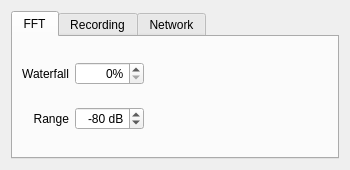
The window that src/qtgui/audio_options.ui (gqrx-sdr/gqrx) describes before a commit, drawn with Qt 5.
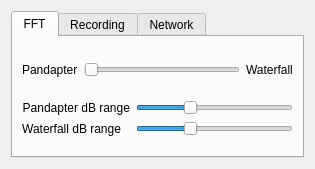
The same window after the commit. Icons and pictures are not drawn. Custom widgets are drawn as their Qt base class.

Commit message: Use CTK slider for audio FFT.

The edit to the form file:
```diff
--- a/src/qtgui/audio_options.ui
+++ b/src/qtgui/audio_options.ui
@@ -6,8 +6,8 @@
    <rect>
     <x>0</x>
     <y>0</y>
-    <width>350</width>
-    <height>170</height>
+    <width>315</width>
+    <height>169</height>
    </rect>
   </property>
   <property name="windowTitle">
@@ -30,47 +30,85 @@
       <attribute name="toolTip">
        <string>Audio FFT settings</string>
       </attribute>
-      <layout class="QGridLayout" name="gridLayout_2">
-       <item row="0" column="0">
-        <widget class="QLabel" name="splitLable">
+      <layout class="QVBoxLayout" name="verticalLayout_4">
+       <item>
+        <layout class="QHBoxLayout" name="horizontalLayout_2">
+         <item>
+          <widget class="QLabel" name="fftSplitLabel1">
+           <property name="toolTip">
+            <string>Adjust split between pandapter and waterfall</string>
+           </property>
+           <property name="text">
+            <string>Pandapter</string>
+           </property>
+          </widget>
+         </item>
+         <item>
+          <widget class="QSlider" name="fftSplitSlider">
+           <property name="toolTip">
+            <string>Adjust split between pandapter and waterfall</string>
+           </property>
+           <property name="maximum">
+            <number>100</number>
+           </property>
+           <property name="orientation">
+            <enum>Qt::Horizontal</enum>
+           </property>
+          </widget>
+         </item>
+         <item>
+          <widget class="QLabel" name="fftSplitLabel2">
+           <property name="toolTip">
+            <string>Adjust split between pandapter and waterfall</string>
+           </property>
          <property name="text">
           <string>Waterfall</string>
          </property>
+          </widget>
+         </item>
+        </layout>
+       </item>
+       <item>
+        <layout class="QFormLayout" name="formLayout">
+         <item row="0" column="0">
+          <widget class="QLabel" name="pandRangeLabel">
+           <property name="toolTip">
+            <string>Adjust dB range on the pandapter</string>
+           </property>
+           <property name="text">
+            <string>Pandapter dB range</string>
+           </property>
          <property name="alignment">
           <set>Qt::AlignRight|Qt::AlignTrailing|Qt::AlignVCenter</set>
          </property>
         </widget>
        </item>
        <item row="0" column="1">
-        <widget class="QSpinBox" name="splitSpinBox">
-         <property name="alignment">
-          <set>Qt::AlignRight|Qt::AlignTrailing|Qt::AlignVCenter</set>
-         </property>
-         <property name="suffix">
-          <string>%</string>
+          <widget class="ctkRangeSlider" name="pandRangeSlider">
+           <property name="toolTip">
+            <string>Adjust dB range on the pandapter</string>
+           </property>
+           <property name="minimum">
+            <number>-120</number>
          </property>
          <property name="maximum">
-          <number>100</number>
-         </property>
-        </widget>
-       </item>
-       <item row="0" column="2">
-        <spacer name="horizontalSpacer">
+            <number>0</number>
+           </property>
+           <property name="value">
+            <number>-80</number>
+           </property>
          <property name="orientation">
           <enum>Qt::Horizontal</enum>
          </property>
-         <property name="sizeHint" stdset="0">
-          <size>
-           <width>166</width>
-           <height>20</height>
-          </size>
-         </property>
-        </spacer>
+          </widget>
        </item>
        <item row="1" column="0">
-        <widget class="QLabel" name="rangeLabel">
+          <widget class="QLabel" name="wfRangeLabel">
+           <property name="toolTip">
+            <string>Adjust dB range on the waterfall</string>
+           </property>
          <property name="text">
-          <string>Range</string>
+            <string>Waterfall dB range</string>
          </property>
          <property name="alignment">
           <set>Qt::AlignRight|Qt::AlignTrailing|Qt::AlignVCenter</set>
@@ -78,36 +116,25 @@
         </widget>
        </item>
        <item row="1" column="1">
-        <widget class="QSpinBox" name="scaleSpinBox">
-         <property name="alignment">
-          <set>Qt::AlignRight|Qt::AlignTrailing|Qt::AlignVCenter</set>
-         </property>
-         <property name="suffix">
-          <string> dB</string>
+          <widget class="ctkRangeSlider" name="wfRangeSlider">
+           <property name="toolTip">
+            <string>Adjust dB range on the waterfall</string>
          </property>
          <property name="minimum">
-          <number>-150</number>
+            <number>-120</number>
          </property>
          <property name="maximum">
-          <number>-20</number>
+            <number>0</number>
          </property>
          <property name="value">
           <number>-80</number>
          </property>
-        </widget>
-       </item>
-       <item row="1" column="2">
-        <spacer name="horizontalSpacer_2">
          <property name="orientation">
           <enum>Qt::Horizontal</enum>
          </property>
-         <property name="sizeHint" stdset="0">
-          <size>
-           <width>166</width>
-           <height>20</height>
-          </size>
-         </property>
-        </spacer>
+          </widget>
+         </item>
+        </layout>
        </item>
       </layout>
      </widget>
@@ -251,6 +278,13 @@
    </item>
   </layout>
  </widget>
+ <customwidgets>
+  <customwidget>
+   <class>ctkRangeSlider</class>
+   <extends>QSlider</extends>
+   <header>qtgui/ctk/ctkRangeSlider.h</header>
+  </customwidget>
+ </customwidgets>
  <resources>
   <include location="../../resources/icons.qrc"/>
  </resources>
```
Lines whose indentation alone changed are shown as unchanged. The commit also changes 4 other files.
